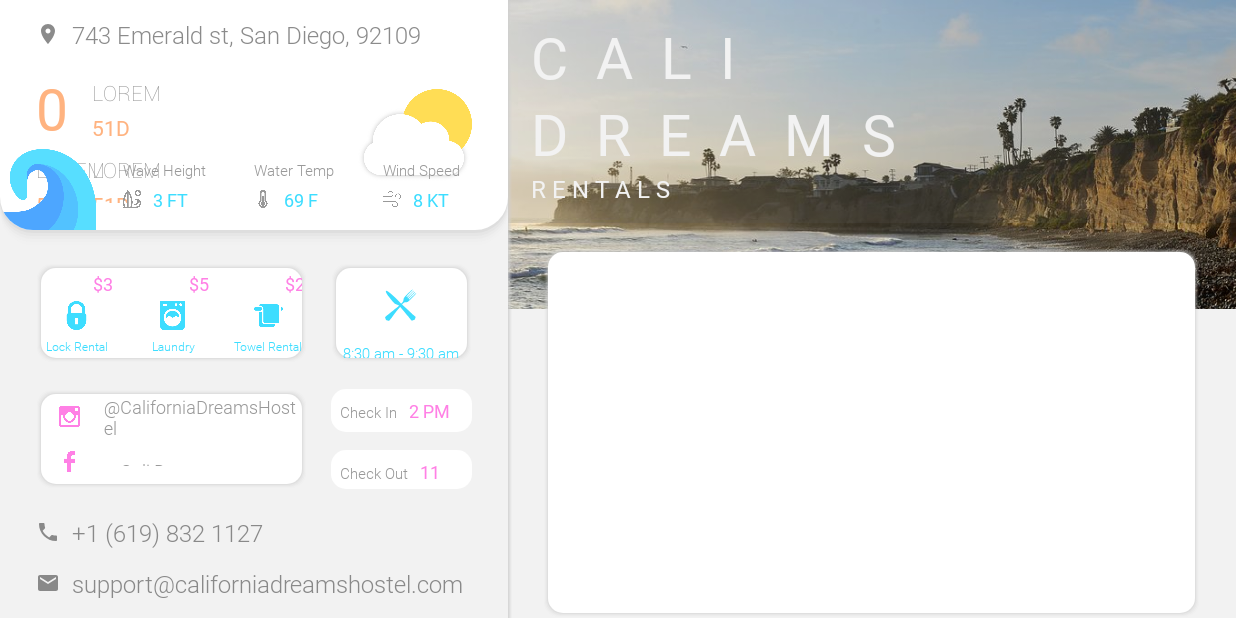
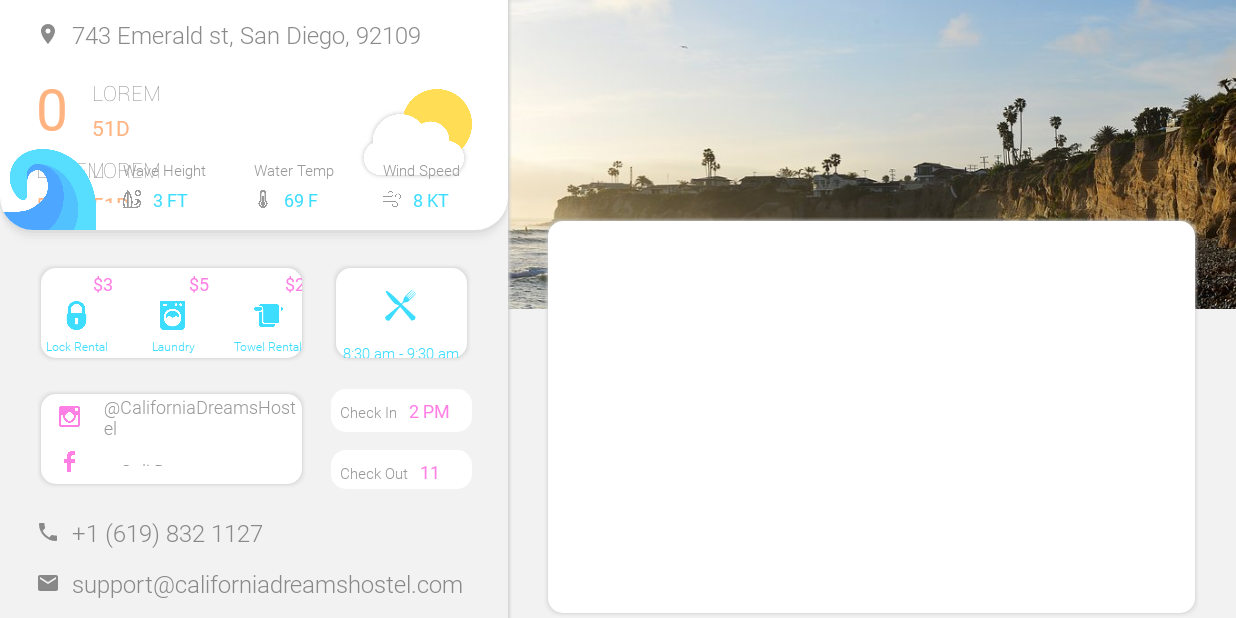
Before and after one commit to whompum/OfficeTv, an Android app: the screen it shows after launch (MainActivity), on a phone screen of 824 x 412 dp (held sideways). Run offline under Robolectric (Android 15) with nearby library versions, the phone set to English and light mode, and no system bars; our stand-ins replace ButterKnife; 4 statements that could not run were skipped.

Commit message:
Convert Weather content root to ClipFrame.java

```diff
--- a/tv/src/main/res/layout/layout_shelf.xml
+++ b/tv/src/main/res/layout/layout_shelf.xml
@@ -20,7 +20,7 @@
 
         <!--WEATHER LAYOUT-->
         <FrameLayout
-            android:background="@drawable/weather_frame_shadow "
+            android:background="@drawable/weather_frame_shadow"
             android:layout_width="match_parent"
             android:layout_height="match_parent">
             <include layout="@layout/layout_shelf_content_weather"/>
--- a/tv/src/main/res/layout/layout_shelf_content_weather.xml
+++ b/tv/src/main/res/layout/layout_shelf_content_weather.xml
@@ -1,7 +1,9 @@
 <?xml version="1.0" encoding="utf-8"?>
-<com.californiadreamshostel.officetv.VIEWS.WeatherFrame
+<com.californiadreamshostel.officetv.VIEWS.ClipFrame
     xmlns:android="http://schemas.android.com/apk/res/android"
     xmlns:app="http://schemas.android.com/apk/res-auto"
+    app:BOTTOM_LEFT_RADII="@dimen/corner_radius_large"
+    app:BOTTOM_RIGHT_RADII="@dimen/corner_radius_large"
     android:layout_height="match_parent"
     android:layout_width="match_parent">
 
@@ -170,4 +172,4 @@
     </LinearLayout>
 
 
-</com.californiadreamshostel.officetv.VIEWS.WeatherFrame>
+</com.californiadreamshostel.officetv.VIEWS.ClipFrame>
--- a/tv/src/main/res/layout/slides_rental.xml
+++ b/tv/src/main/res/layout/slides_rental.xml
@@ -1,93 +1,41 @@
 <?xml version="1.0" encoding="utf-8"?>
-<FrameLayout
+<android.support.constraint.ConstraintLayout
     xmlns:android="http://schemas.android.com/apk/res/android"
     xmlns:app="http://schemas.android.com/apk/res-auto"
+    android:background="@color/color_milk"
     android:layout_width="match_parent"
     android:layout_height="match_parent">
 
+    <android.support.constraint.Guideline
+        android:id="@+id/local_image_guide"
+         android:layout_width="wrap_content"
+        android:layout_height="wrap_content"
+        android:orientation="horizontal"
+        app:layout_constraintGuide_percent="0.50" />
 
-<com.californiadreamshostel.officetv.VIEWS.SplitLayout
-    app:layout_orientation="orientation_vertical"
-    app:view_spacing_position="0.5"
-    android:layout_width="match_parent"
-    android:layout_height="match_parent">
+    <android.support.constraint.Guideline
+        android:id="@+id/local_rentals_guide"
+        android:layout_width="wrap_content"
+        android:layout_height="wrap_content"
+        android:orientation="horizontal"
+        app:layout_constraintGuide_percent="0.35" />
+
+    <ImageView
+        android:layout_width="match_parent"
+        android:layout_height="0dp"
+        android:scaleType="centerCrop"
+        android:src="@drawable/san_diego_scenery"
+        app:layout_constraintBottom_toTopOf="@id/local_image_guide"
+        app:layout_constraintTop_toTopOf="parent"/>
 
 
     <FrameLayout
+        app:layout_constraintTop_toBottomOf="@id/local_rentals_guide"
+        app:layout_constraintBottom_toBottomOf="parent"
+        android:layout_marginStart="@dimen/size_padding_hor_large"
+        android:layout_marginEnd="@dimen/size_padding_hor_large"
+        android:background="@drawable/bg_rounded_rect_shadow"
         android:layout_width="match_parent"
-        android:layout_height="match_parent">
+        android:layout_height="0dp"/>
 
-        <ImageView
-            android:id="@+id/rentals_image"
-            android:scaleType="centerCrop"
-            android:src="@drawable/san_diego_scenery"
-            android:layout_width="match_parent"
-            android:layout_height="match_parent" />
-
-        <FrameLayout
-            android:background="#30585858"
-            android:paddingBottom="@dimen/size_padding_ver"
-            android:layout_width="match_parent"
-            android:layout_height="wrap_content">
-        <LinearLayout
-            android:layout_marginStart="@dimen/size_padding_hor"
-            android:layout_marginTop="@dimen/size_padding_ver"
-            android:orientation="vertical"
-            android:layout_width="wrap_content"
-            android:layout_height="wrap_content">
-
-            <com.californiadreamshostel.officetv.VIEWS.RTV
-                android:textStyle="bold"
-                android:textColor="@color/color_milk"
-                android:text="C  A  L  I"
-                android:textSize="@dimen/size_text_hulk"
-                android:layout_width="wrap_content"
-                android:layout_height="wrap_content" />
-            <com.californiadreamshostel.officetv.VIEWS.RTV
-                android:textStyle="bold"
-                android:textColor="@color/color_milk"
-                android:text="D  R  E  A  M  S"
-                android:textSize="@dimen/size_text_hulk"
-                android:layout_width="wrap_content"
-                android:layout_height="wrap_content" />
-            <com.californiadreamshostel.officetv.VIEWS.RTV
-                android:textStyle="bold"
-                android:textColor="@color/color_milk"
-                android:text="R E N T A L S "
-                android:textSize="@dimen/size_text_large"
-                android:layout_width="wrap_content"
-                android:layout_height="wrap_content" />
-        </LinearLayout>
-
-        </FrameLayout>
-
-
-    </FrameLayout>
-
-    <View
-        android:background="@color/color_milk"
-        android:layout_width="match_parent"
-        android:layout_height="match_parent"/>
-</com.californiadreamshostel.officetv.VIEWS.SplitLayout>
-
-
-    <com.californiadreamshostel.officetv.VIEWS.SplitLayout
-        app:layout_orientation="orientation_vertical"
-        app:view_spacing_position="0.4"
-        android:paddingStart="@dimen/size_padding_hor_large"
-        android:paddingEnd="@dimen/size_padding_hor_large"
-        android:layout_width="match_parent"
-        android:layout_height="match_parent">
-
-        <View
-            android:layout_width="match_parent"
-            android:layout_height="match_parent"/>
-
-        <FrameLayout
-            android:background="@drawable/bg_rounded_rect_shadow"
-            android:layout_width="match_parent"
-            android:layout_height="match_parent"/>
-
-    </com.californiadreamshostel.officetv.VIEWS.SplitLayout>
-
-    </FrameLayout>
+</android.support.constraint.ConstraintLayout>
```
